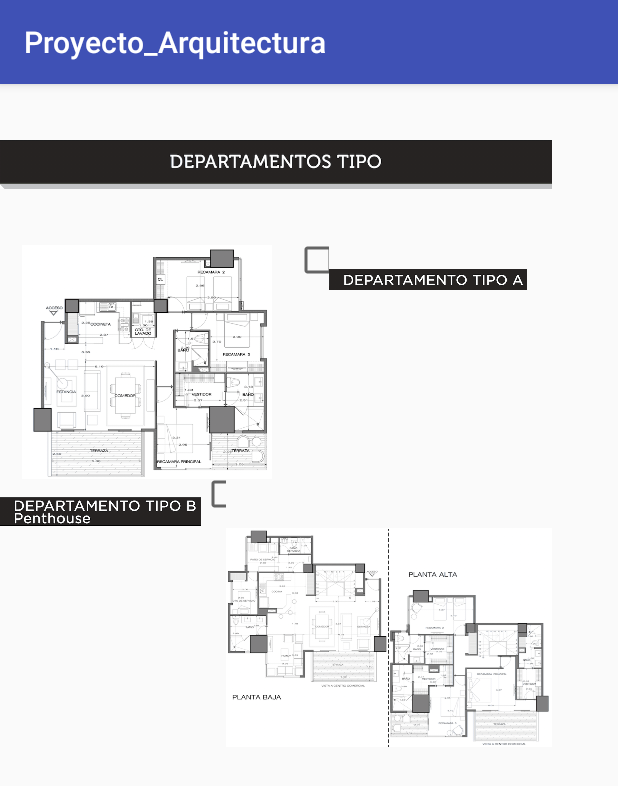
After one commit to AngieGE/Arquitectura, an Android app: the seleccion_tipo_departamento screen opened directly, with no data from a screen before it, on a phone screen of 412 x 824 dp. The commit adds this screen. Shown: the top 786 px of the screen. Run offline under Robolectric (Android 15) with nearby library versions, the phone set to English and light mode, and no system bars.

Commit message:
Agregué imagenes a layout seleccion_tipo_departamento

```diff
--- a/Proyecto_Arquitectura/app/build.gradle
+++ b/Proyecto_Arquitectura/app/build.gradle
@@ -26,5 +26,6 @@ dependencies {
     })
     compile 'com.android.support:appcompat-v7:25.3.0'
     compile 'com.android.support:design:25.3.0'
+    compile 'com.android.support.constraint:constraint-layout:1.0.0-beta4'
     testCompile 'junit:junit:4.12'
 }
--- a/Proyecto_Arquitectura/app/src/main/AndroidManifest.xml
+++ b/Proyecto_Arquitectura/app/src/main/AndroidManifest.xml
@@ -23,7 +23,8 @@
         <activity android:name=".Avenda_Screen_Load" />
         <activity android:name=".Selecion_Torre" />
         <activity android:name=".Penthouse" />
-        <activity android:name=".Basic_department"></activity>
+        <activity android:name=".Basic_department" />
+        <activity android:name=".seleccion_tipo_departamento"></activity>
     </application>
 
 </manifest>
--- /dev/null
+++ b/Proyecto_Arquitectura/app/src/main/java/mx/itesm/maldi/proyecto_arquitectura/seleccion_tipo_departamento.java
@@ -0,0 +1,13 @@
+package mx.itesm.maldi.proyecto_arquitectura;
+
+import android.support.v7.app.AppCompatActivity;
+import android.os.Bundle;
+
+public class seleccion_tipo_departamento extends AppCompatActivity {
+
+    @Override
+    protected void onCreate(Bundle savedInstanceState) {
+        super.onCreate(savedInstanceState);
+        setContentView(R.layout.activity_seleccion_tipo_departamento);
+    }
+}
--- a/Proyecto_Arquitectura/app/src/main/res/layout/activity_avenda__screen__load.xml
+++ b/Proyecto_Arquitectura/app/src/main/res/layout/activity_avenda__screen__load.xml
@@ -5,22 +5,22 @@
     android:id="@+id/activity_avenda__screen__load"
     android:layout_width="match_parent"
     android:layout_height="match_parent"
+    android:background="@color/backgroud_first_screen"
     android:paddingBottom="@dimen/activity_vertical_margin"
     android:paddingLeft="@dimen/activity_horizontal_margin"
     android:paddingRight="@dimen/activity_horizontal_margin"
     android:paddingTop="@dimen/activity_vertical_margin"
-    android:background="@color/backgroud_first_screen"
     tools:context="mx.itesm.maldi.proyecto_arquitectura.Avenda_Screen_Load">
 
     <LinearLayout
-        android:orientation="vertical"
         android:layout_width="match_parent"
-        android:layout_height="match_parent">
+        android:layout_height="match_parent"
+        android:orientation="vertical">
 
         <ImageView
+            android:id="@+id/avenda_screen"
             android:layout_width="match_parent"
             android:layout_height="match_parent"
-            app:srcCompat="@mipmap/ic_launcher"
-            android:id="@+id/avenda_screen" />
+            app:srcCompat="@mipmap/ic_launcher" />
     </LinearLayout>
 </LinearLayout>
--- /dev/null
+++ b/Proyecto_Arquitectura/app/src/main/res/layout/activity_seleccion_tipo_departamento.xml
@@ -0,0 +1,78 @@
+<?xml version="1.0" encoding="utf-8"?>
+<android.support.constraint.ConstraintLayout xmlns:android="http://schemas.android.com/apk/res/android"
+    xmlns:app="http://schemas.android.com/apk/res-auto"
+    xmlns:tools="http://schemas.android.com/tools"
+    android:layout_width="match_parent"
+    android:layout_height="match_parent"
+    tools:context="mx.itesm.maldi.proyecto_arquitectura.seleccion_tipo_departamento">
+
+    <LinearLayout
+        android:layout_width="368dp"
+        android:layout_height="0dp"
+        android:orientation="vertical"
+        tools:layout_editor_absoluteX="8dp"
+        tools:layout_editor_absoluteY="16dp">
+
+        <ImageView
+            android:id="@+id/img_departamentosTipo"
+            android:layout_width="match_parent"
+            android:layout_height="wrap_content"
+            app:srcCompat="@drawable/msg_departamentosTipo"
+            tools:layout_editor_absoluteX="8dp"
+            tools:layout_editor_absoluteY="0dp" />
+
+        <LinearLayout
+            android:layout_width="match_parent"
+            android:layout_height="wrap_content"
+            android:orientation="horizontal">
+
+            <ImageView
+                android:id="@+id/img_depaTipoA"
+                android:layout_width="196dp"
+                android:layout_height="156dp"
+                app:srcCompat="@drawable/departamento_penthouse"
+                tools:layout_editor_absoluteX="8dp"
+                tools:layout_editor_absoluteY="0dp" />
+
+            <CheckBox
+                android:id="@+id/cb_selTipoA"
+                android:layout_width="23dp"
+                android:layout_height="20dp"
+                android:elevation="18dp" />
+
+            <ImageView
+                android:id="@+id/img_msgDepaTipoA"
+                android:layout_width="132dp"
+                android:layout_height="46dp"
+                app:srcCompat="@drawable/msg_departamentosTipoBasico" />
+
+        </LinearLayout>
+
+        <LinearLayout
+            android:layout_width="match_parent"
+            android:layout_height="match_parent"
+            android:orientation="horizontal">
+
+            <ImageView
+                android:id="@+id/img_msgDepaTipoB"
+                android:layout_width="134dp"
+                android:layout_height="43dp"
+                app:srcCompat="@drawable/msg_departamentosTipoPenthouse" />
+
+            <CheckBox
+                android:id="@+id/checkBox3"
+                android:layout_width="23dp"
+                android:layout_height="20dp"
+                android:layout_weight="1"
+                android:elevation="18dp" />
+
+            <ImageView
+                android:id="@+id/img_depaTipoA"
+                android:layout_width="217dp"
+                android:layout_height="211dp"
+                app:srcCompat="@drawable/departamento_basico" />
+        </LinearLayout>
+
+    </LinearLayout>
+
+</android.support.constraint.ConstraintLayout>
--- a/Proyecto_Arquitectura/app/src/main/res/values/colors.xml
+++ b/Proyecto_Arquitectura/app/src/main/res/values/colors.xml
@@ -3,7 +3,7 @@
     <color name="colorPrimary">#3F51B5</color>
     <color name="colorPrimaryDark">#303F9F</color>
     <color name="colorAccent">#FF4081</color>
-    <color name="backgroud_first_screen">#151515</color>
+    <color name="backgroud_first_screen">#1a1a1b</color>
     <color name="white_letters">#ffffff</color>
     <color name="green_letters">#a6e817</color>
     <color name="gray_letters">#E6E6E6</color>
```
Also changed, not shown: Proyecto_Arquitectura/app/src/main/res/drawable/departamento_basico.png (added), Proyecto_Arquitectura/app/src/main/res/drawable/departamento_penthouse.png (added), Proyecto_Arquitectura/app/src/main/res/drawable/msg_departamentosTipo.png (added), Proyecto_Arquitectura/app/src/main/res/drawable/msg_departamentosTipoBasico.png (added), Proyecto_Arquitectura/app/src/main/res/drawable/msg_departamentosTipoPenthouse.png (added), Proyecto_Arquitectura/app/src/main/res/drawable/penthouse_department_averanda.png (deleted).
